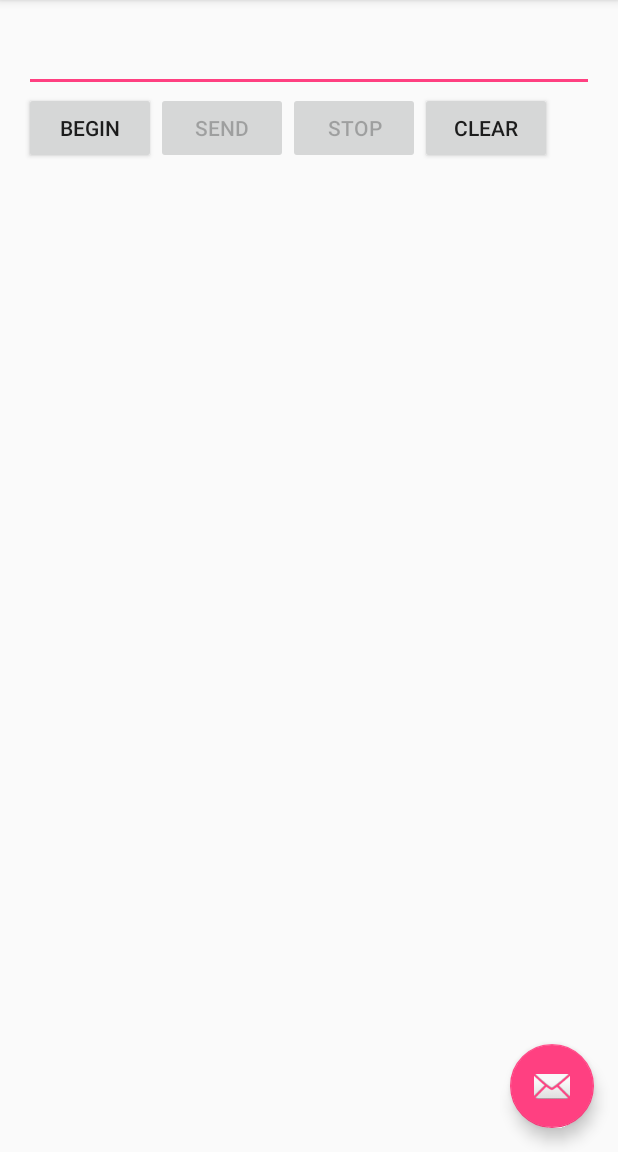
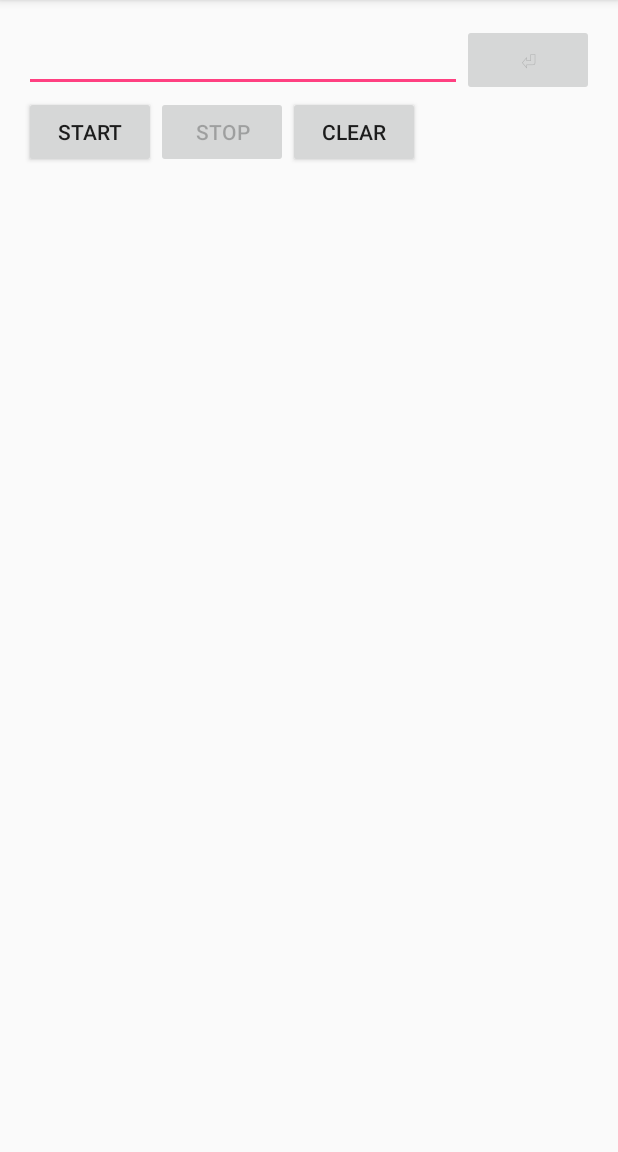
Before and after one commit to ferbar/btcontrol, an Android app: the screen it shows after launch (MainActivity), after a tap on "CLEAR", on a phone screen of 412 x 824 dp, the part 84-1236 px from its top. Run offline under Robolectric (Android 15) with nearby library versions, the phone set to English and light mode, and no system bars; libraries missing offline, so code that uses them is left out: com.felhr.usbserial; 2 statements that could not run were skipped; 1 other tap on this screen came first.

Commit message:
cleanup: android-server: textview scrollable, buttons rearange

```diff
--- a/android-server/app/src/main/res/layout/activity_main.xml
+++ b/android-server/app/src/main/res/layout/activity_main.xml
@@ -17,9 +17,9 @@
 
     <include layout="@layout/content_main" />
 
-    <android.support.design.widget.FloatingActionButton android:id="@+id/fab"
+    <!-- android.support.design.widget.FloatingActionButton android:id="@+id/fab"
         android:layout_width="wrap_content" android:layout_height="wrap_content"
         android:layout_gravity="bottom|end" android:layout_margin="@dimen/fab_margin"
-        android:src="@android:drawable/ic_dialog_email" />
+        android:src="@android:drawable/ic_dialog_email" / -->
 
 </android.support.design.widget.CoordinatorLayout>
--- a/android-server/app/src/main/res/layout/content_main.xml
+++ b/android-server/app/src/main/res/layout/content_main.xml
@@ -10,56 +10,47 @@
     tools:showIn="@layout/activity_main" tools:context=".MainActivity">
 
 
+    <LinearLayout
+        android:orientation="horizontal"
+        android:layout_width="match_parent"
+        android:layout_height="wrap_content"
+        android:id="@+id/LinearLayoutCMD">
+
         <EditText
             android:layout_width="wrap_content"
             android:layout_height="wrap_content"
             android:id="@+id/editText"
-        android:layout_alignParentTop="true"
-        android:layout_alignParentRight="true"
-        android:layout_alignParentEnd="true"
-        android:layout_alignParentLeft="true"
-        android:layout_alignParentStart="true" />
+            android:layout_weight="10"
+            android:singleLine="true"/>
 
         <Button
             android:layout_width="wrap_content"
             android:layout_height="wrap_content"
-        android:text="Begin"
-        android:id="@+id/buttonStart"
-        android:layout_below="@+id/editText"
-        android:layout_alignParentLeft="true"
-        android:layout_alignParentStart="true"
-        android:onClick="onClickStart"/>
+            android:text="⏎"
+            android:id="@+id/buttonSend"
+            android:onClick="onClickSend"
+            />
+    </LinearLayout>
+
+    <LinearLayout
+        android:orientation="horizontal"
+        android:layout_width="match_parent"
+        android:layout_height="wrap_content"
+        android:layout_below="@+id/LinearLayoutCMD"
+        android:id="@+id/LinearLayoutButtonList">
 
         <Button
             android:layout_width="wrap_content"
             android:layout_height="wrap_content"
-        android:text="Send"
-        android:id="@+id/buttonSend"
-        android:onClick="onClickSend"
-        android:layout_below="@+id/editText"
-        android:layout_toRightOf="@+id/buttonStart"
-        android:layout_toEndOf="@+id/buttonStart" />
-
-    <TextView
-        android:layout_width="wrap_content"
-        android:layout_height="wrap_content"
-        android:id="@+id/textView"
-        android:layout_below="@+id/buttonSend"
-        android:layout_alignParentLeft="true"
-        android:layout_alignParentStart="true"
-        android:layout_alignRight="@+id/editText"
-        android:layout_alignEnd="@+id/editText"
-        android:layout_alignParentBottom="true"
-        android:scrollIndicators="left" />
+            android:text="start"
+            android:id="@+id/buttonStart"
+            android:onClick="onClickStart"/>
 
         <Button
             android:layout_width="wrap_content"
             android:layout_height="wrap_content"
             android:text="Stop"
             android:id="@+id/buttonStop"
-        android:layout_below="@+id/editText"
-        android:layout_toRightOf="@+id/buttonSend"
-        android:layout_toEndOf="@+id/buttonSend"
             android:onClick="onClickStop"/>
 
         <Button
@@ -67,9 +58,18 @@
             android:layout_height="wrap_content"
             android:text="Clear"
             android:id="@+id/buttonClear"
-        android:layout_below="@+id/editText"
-        android:layout_toRightOf="@+id/buttonStop"
-        android:layout_toEndOf="@+id/buttonStop"
             android:onClick="onClickClear"/>
+    </LinearLayout>
+
+    <TextView
+        android:layout_width="fill_parent"
+        android:layout_height="fill_parent"
+        android:id="@+id/textView"
+        android:layout_below="@+id/LinearLayoutButtonList"
+        android:layout_alignParentLeft="true"
+        android:layout_alignParentStart="true"
+        android:layout_alignParentBottom="true"
+        android:scrollbars = "vertical"
+        android:scrollIndicators="left" />
 
 </RelativeLayout>
```
Lines whose indentation alone changed are shown as unchanged.
